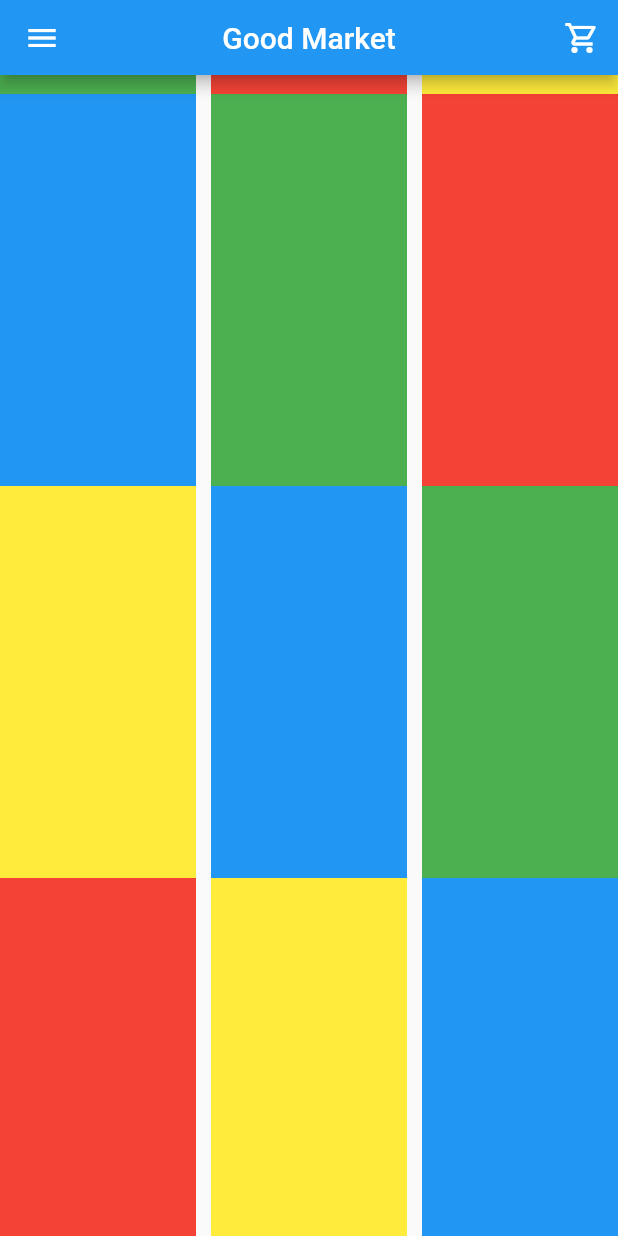
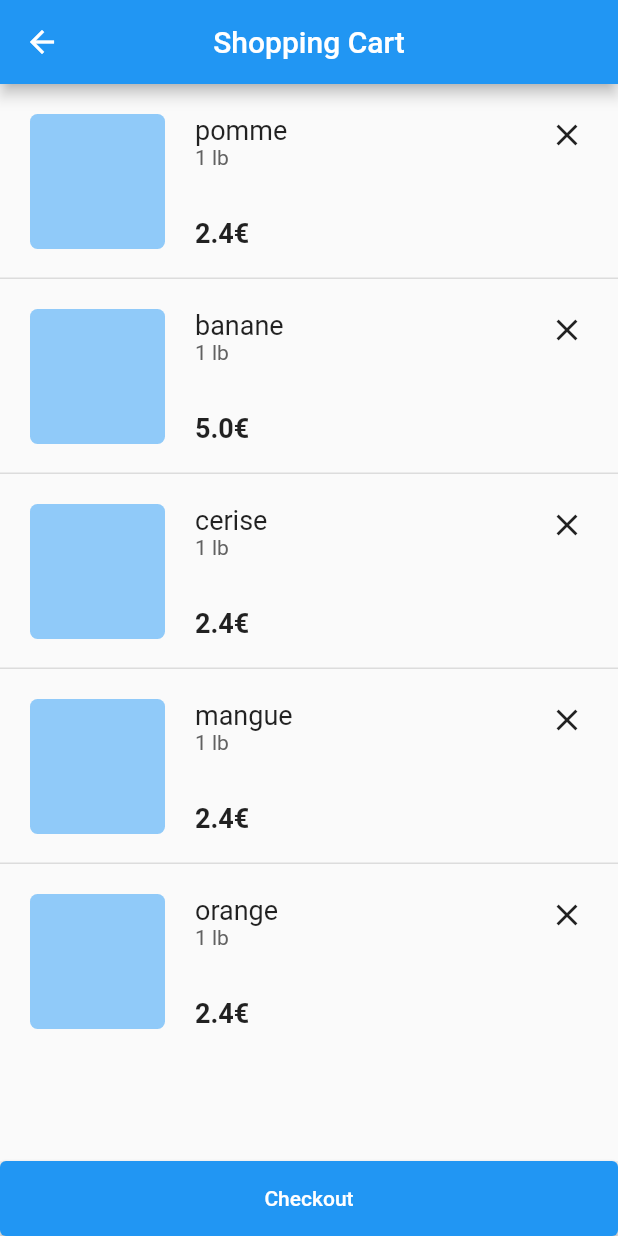
Before and after one commit to antoinebarbier022/app-marche-en-ligne, a Flutter app: the screen it shows after launch, scrolled down 1152 dp, after a tap on the "shopping cart" icon, on a phone screen of 412 x 824 dp. Run offline on Flutter 3.47's test engine with Material 2 defaults, Android fonts, the phone set to English and light mode, and no system bars; our stand-ins replace firebase_core; accounts and stored records are empty.

Commit message:
Ajout de la page shopping cart

```diff
--- a/lib/view/pages/_pages.dart
+++ b/lib/view/pages/_pages.dart
@@ -5,3 +5,4 @@ import 'package:app_market_online/view/widgets/_widgets.dart';
 
 part 'home_page.dart';
 part 'product_detail_page.dart';
+part 'shopping_cart_page.dart';
--- a/lib/view/pages/product_detail_page.dart
+++ b/lib/view/pages/product_detail_page.dart
@@ -8,8 +8,10 @@ class ProductDetailPage extends StatelessWidget {
   @override
   Widget build(BuildContext context) {
     return Scaffold(
-        appBar: const AppBarCustom(
-          title: 'Product détail',
+        appBar: AppBar(
+          centerTitle: true,
+          title: const Text("Product Detail"),
+          automaticallyImplyLeading: true,
         ),
         body: SingleChildScrollView(
             child: Center(
@@ -103,7 +105,7 @@ class ProductDetailPage extends StatelessWidget {
                     const Padding(
                       padding: EdgeInsets.all(10.0),
                       child: Text("1",style: TextStyle(
-                                        fontSize: 16,
+                                        fontSize: 22,
                                         fontWeight: FontWeight.bold)),
                     ),
                     ElevatedButton(
--- /dev/null
+++ b/lib/view/pages/shopping_cart_page.dart
@@ -0,0 +1,50 @@
+part of '_pages.dart';
+
+class ShoppingCartPage extends StatelessWidget {
+  ShoppingCartPage({Key? key, required this.title}) : super(key: key);
+
+  final String title;
+
+  var list = [
+    Product("pomme", 2.4, Colors.green[100]),
+    Product("banane", 5, Colors.yellow[200]),
+    Product("cerise", 2.4, Colors.red[200]),
+    Product("mangue", 2.4, Colors.yellow[200]),
+    Product("orange", 2.4, Colors.orange[200])
+  ];
+
+  @override
+  Widget build(BuildContext context) {
+    return Scaffold(
+        appBar: AppBar(
+          centerTitle: true,
+          title: const Text("Shopping Cart"),
+          automaticallyImplyLeading: true,
+        ),
+        body: ListView.separated(
+          itemCount: list.length,
+          itemBuilder: (context, index) {
+            return CartItem(
+              title: list[index].title,
+              price: list[index].price,
+            );
+          },
+          separatorBuilder: (BuildContext context, int index) {
+            return const Divider(
+              height: 0,
+              thickness: 1,
+              indent: 0,
+              endIndent: 0,
+            );
+          },
+        ),
+        bottomSheet: Container(
+            width: double.infinity,
+            height: 50,
+            color: Colors.grey[200],
+            child: ElevatedButton(
+              child: const Text("Checkout"),
+              onPressed: () => null,
+            )));
+  }
+}
--- a/lib/view/widgets/_widgets.dart
+++ b/lib/view/widgets/_widgets.dart
@@ -8,3 +8,4 @@ part 'product_item_widget.dart';
 part 'product_list_widget.dart';
 part 'shopping_item_widget.dart';
 part 'shopping_list_widget.dart';
+part 'cart_item_widget.dart';
--- a/lib/view/widgets/appbar_widget.dart
+++ b/lib/view/widgets/appbar_widget.dart
@@ -16,7 +16,15 @@ class AppBarCustom extends StatelessWidget implements PreferredSizeWidget {
       automaticallyImplyLeading:true,
       actions: [
         IconButton(
-          onPressed: () {},
+          onPressed: () {
+            Navigator.push(
+                    context,
+                    MaterialPageRoute(
+                        builder: (context) => ShoppingCartPage(
+                              title: '',
+                            )),
+                  );
+          },
           icon: const Icon(Icons.shopping_cart_outlined),
         )
       ],
--- /dev/null
+++ b/lib/view/widgets/cart_item_widget.dart
@@ -0,0 +1,67 @@
+part of '_widgets.dart';
+
+class CartItem extends StatelessWidget {
+  const CartItem({
+    Key? key,
+    required this.title,
+    required this.price,
+  }) : super(key: key);
+
+  final String title;
+  final double price;
+
+  @override
+  Widget build(BuildContext context) {
+    return Container(
+        height: 130,
+        padding: const EdgeInsets.all(10.0),
+        child: Row(
+          crossAxisAlignment: CrossAxisAlignment.start,
+          mainAxisAlignment: MainAxisAlignment.spaceBetween,
+          children: [
+            Row(
+              mainAxisAlignment: MainAxisAlignment.start,
+              crossAxisAlignment: CrossAxisAlignment.start,
+              children: [
+                AspectRatio(
+                  aspectRatio: 1 / 1,
+                  child: Container(
+                    margin: const EdgeInsets.all(10),
+                    decoration: BoxDecoration(
+                      color: Colors.blue[200],
+                      borderRadius: BorderRadius.circular(5),
+                    ),
+                  ),
+                ),
+                Container(
+                  margin: const EdgeInsets.all(10),
+                  child: Column(
+                    mainAxisAlignment: MainAxisAlignment.spaceBetween,
+                    crossAxisAlignment: CrossAxisAlignment.start,
+                    children: [
+                      Column(
+                          crossAxisAlignment: CrossAxisAlignment.start,
+                          children: [
+                            Text(title, style: const TextStyle(fontSize: 18)),
+                            Text("1 lb",
+                                style: TextStyle(color: Colors.grey[700])),
+                          ]),
+                      Text("$price€",
+                          style: const TextStyle(
+                              fontSize: 18, fontWeight: FontWeight.bold)),
+                    ],
+
+                  ),
+                ),
+
+              ],
+
+            ),
+            IconButton(
+              icon: const Icon(Icons.clear),
+              onPressed: () {},
+            )
+          ],
+        ));
+  }
+}
```
